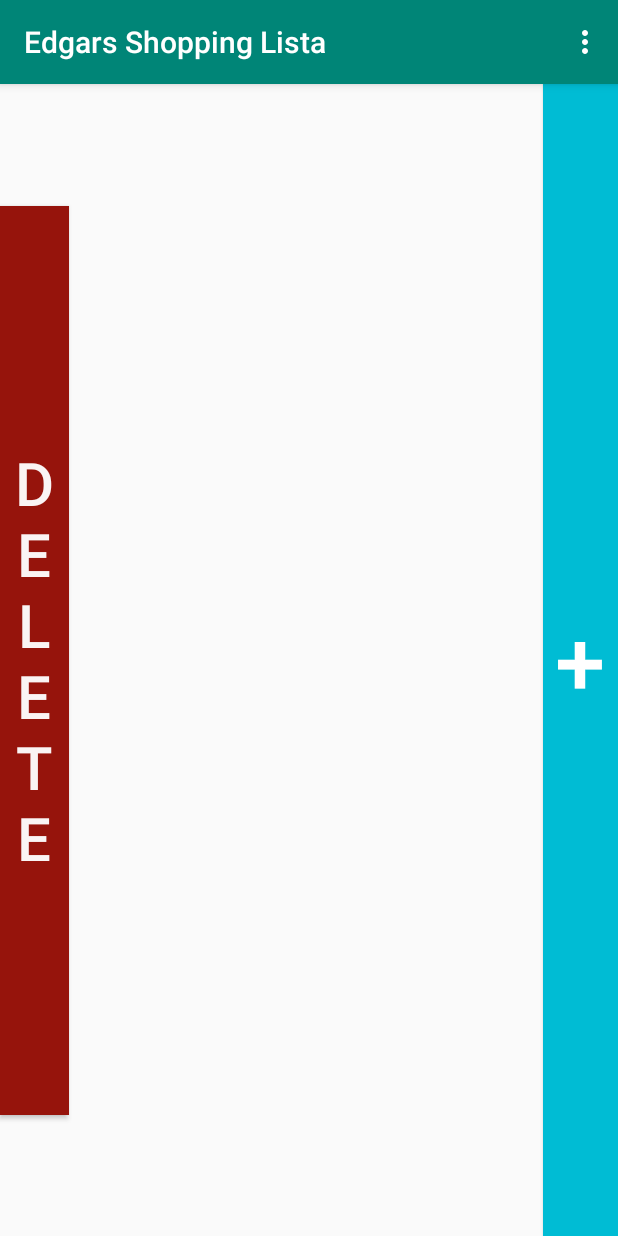
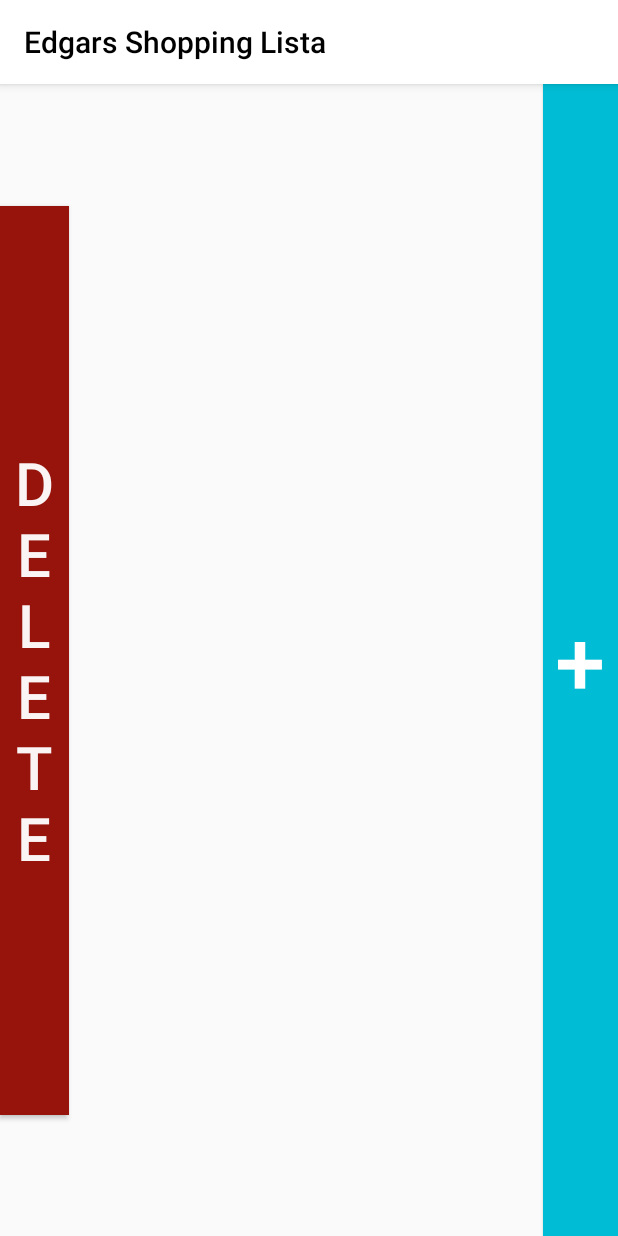
Before and after one commit to edgarpalic/ShoppingList, an Android app: the screen it shows after launch (MainActivity), on a phone screen of 412 x 824 dp. Run offline under Robolectric (Android 15) with nearby library versions, the phone set to English and light mode, and no system bars.

Commit message:
UI changes

```diff
--- a/app/src/main/AndroidManifest.xml
+++ b/app/src/main/AndroidManifest.xml
@@ -18,6 +18,7 @@
                 android:value="com.example.edgarsshoppinglist.MainActivity">
             </meta-data>
         </activity>
+
         <activity
             android:name="com.example.edgarsshoppinglist.MainActivity"
             android:label="Edgars Shopping Lista"
--- a/app/src/main/java/com/example/edgarsshoppinglist/ListAdapter.java
+++ b/app/src/main/java/com/example/edgarsshoppinglist/ListAdapter.java
@@ -1,6 +1,7 @@
 package com.example.edgarsshoppinglist;
 
 import android.content.Context;
+import android.content.SharedPreferences;
 import android.graphics.Color;
 import android.support.annotation.NonNull;
 import android.support.v7.widget.RecyclerView;
@@ -14,6 +15,8 @@ import java.util.ArrayList;
 public class ListAdapter extends RecyclerView.Adapter<ListAdapter.ShoppingItemViewHolder> {
     private final ArrayList<ListItem> arrayList;
     private final LayoutInflater mInflater;
+    SharedPreferences prefs;
+    SharedPreferences.Editor editor;
 
 
     ListAdapter(Context context, ArrayList<ListItem> shoppingItemList){
--- a/app/src/main/java/com/example/edgarsshoppinglist/MainActivity.java
+++ b/app/src/main/java/com/example/edgarsshoppinglist/MainActivity.java
@@ -11,8 +11,6 @@ import android.support.v7.widget.Toolbar;
 import android.support.v7.widget.helper.ItemTouchHelper;
 import android.util.Log;
 import android.view.View;
-import android.view.Menu;
-import android.view.MenuItem;
 import android.widget.Button;
 import com.google.gson.Gson;
 import com.google.gson.reflect.TypeToken;
@@ -31,6 +29,7 @@ public class MainActivity extends AppCompatActivity {
     private ArrayList<ListItem> arrayList;
     private RecyclerView mRecyclerView;
     private ListAdapter mAdapter;
+
     @Override
     protected void onCreate(Bundle savedInstanceState) {
         super.onCreate(savedInstanceState);
@@ -124,20 +123,4 @@ public class MainActivity extends AppCompatActivity {
         mRecyclerView.setAdapter(mAdapter);
         mRecyclerView.setLayoutManager(new LinearLayoutManager(this));
     }
-
-    @Override
-    public boolean onCreateOptionsMenu(Menu menu) {
-        getMenuInflater().inflate(R.menu.menu_main, menu);
-        return true;
-    }
-
-    @Override
-    public boolean onOptionsItemSelected(MenuItem item) {
-        int id = item.getItemId();
-
-        if (id == R.id.action_settings) {
-            return true;
-        }
-        return super.onOptionsItemSelected(item);
-    }
 }
--- a/app/src/main/res/layout/activity_main.xml
+++ b/app/src/main/res/layout/activity_main.xml
@@ -15,8 +15,9 @@
             android:id="@+id/toolbar"
             android:layout_width="match_parent"
             android:layout_height="?attr/actionBarSize"
-            android:background="?attr/colorPrimary"
-            app:popupTheme="@style/AppTheme.PopupOverlay" />
+            android:background="#FFFFFF"
+            app:popupTheme="@style/AppTheme.PopupOverlay"
+            app:titleTextColor="#000000" />
 
     </android.support.design.widget.AppBarLayout>
 
```
